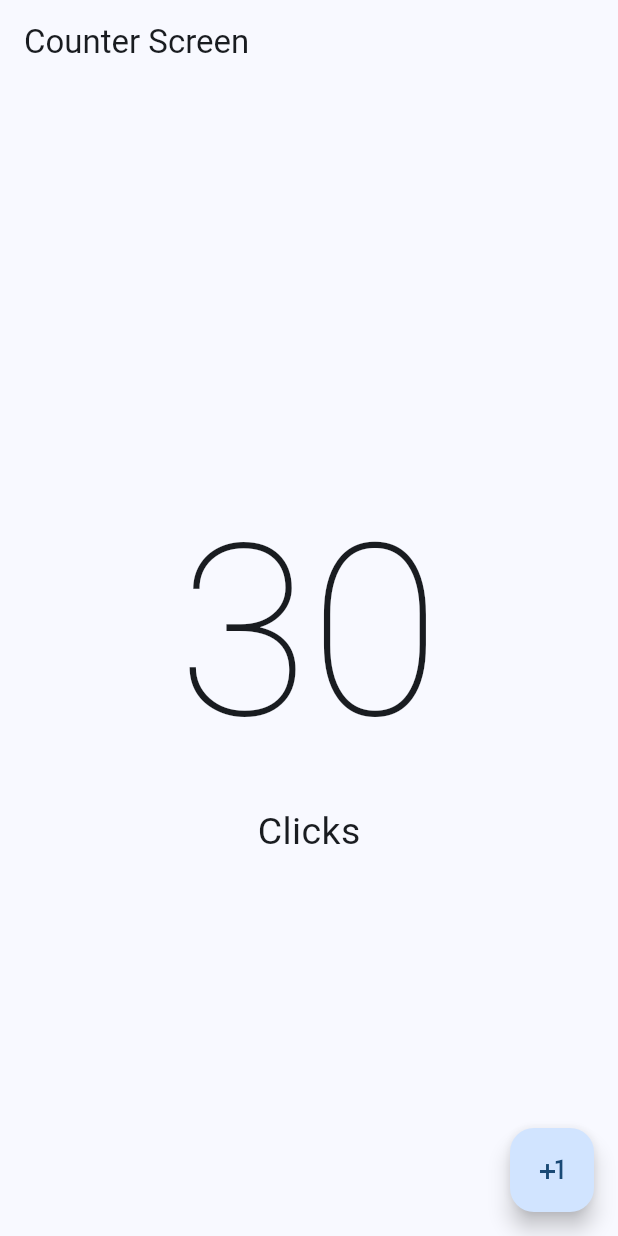
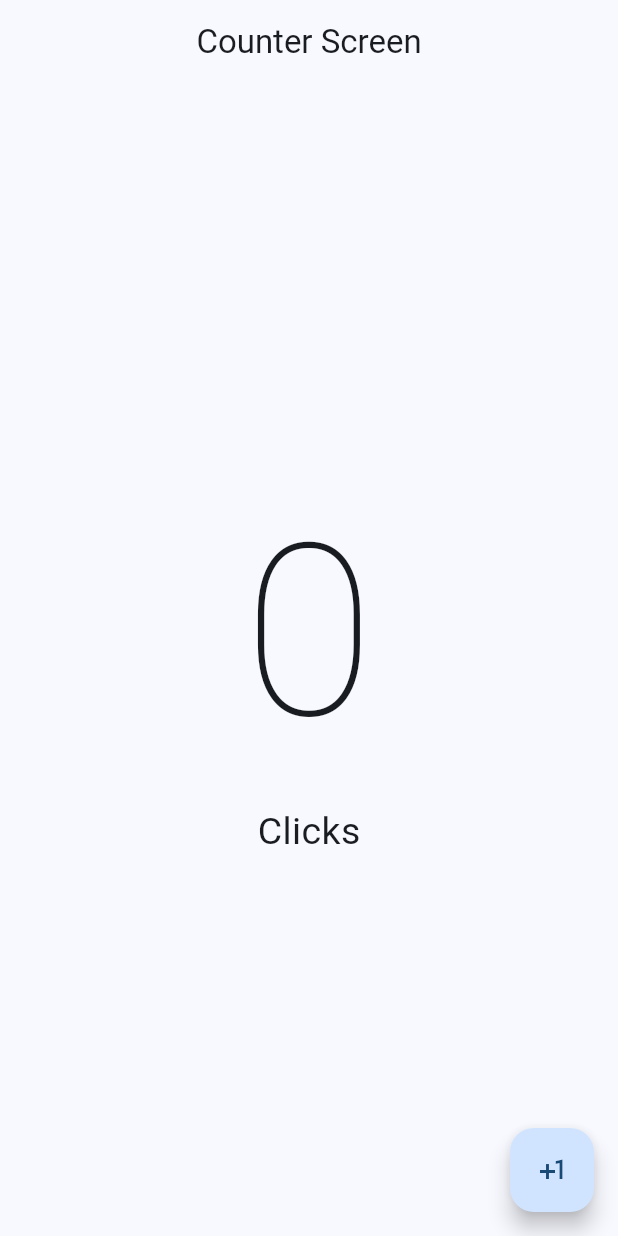
Before and after one commit to epe0413/counter_app, a Flutter app: the screen it shows after launch, on a phone screen of 412 x 824 dp. Run offline on Flutter 3.47's test engine with Material 2 defaults, Android fonts, the phone set to English and light mode, and no system bars.

```diff
--- a/lib/presentation/screens/counter/counter_screen.dart
+++ b/lib/presentation/screens/counter/counter_screen.dart
@@ -1,26 +1,38 @@
 import 'package:flutter/material.dart';
 
-class CounterScreen extends StatelessWidget {
+class CounterScreen extends StatefulWidget {
   const CounterScreen({super.key});
+
+  @override
+  State<CounterScreen> createState() => _CounterScreenState();
+}
+
+class _CounterScreenState extends State<CounterScreen> {
+  int clickCounter = 0;
 
   @override
   Widget build(BuildContext context) {
     return Scaffold(
       appBar: AppBar(
-        title: const Text('Counter Screen'),
+        title: const Center(child: Text('Counter Screen')),
       ),
       body: Center(
         child: Column(
           mainAxisAlignment: MainAxisAlignment.center,
-          children: const [
-            Text('30',
-                style: TextStyle(fontSize: 160, fontWeight: FontWeight.w100)),
-            Text('Clicks', style: TextStyle(fontSize: 25))
+          children: [
+            Text('$clickCounter',
+                style: const TextStyle(
+                    fontSize: 160, fontWeight: FontWeight.w100)),
+            const Text('Clicks', style: TextStyle(fontSize: 25))
           ],
         ),
       ),
       floatingActionButton: FloatingActionButton(
-        onPressed: () {},
+        onPressed: () {
+          setState(() {
+            clickCounter++;
+          });
+        },
         child: const Icon(Icons.plus_one),
       ),
     );
```
